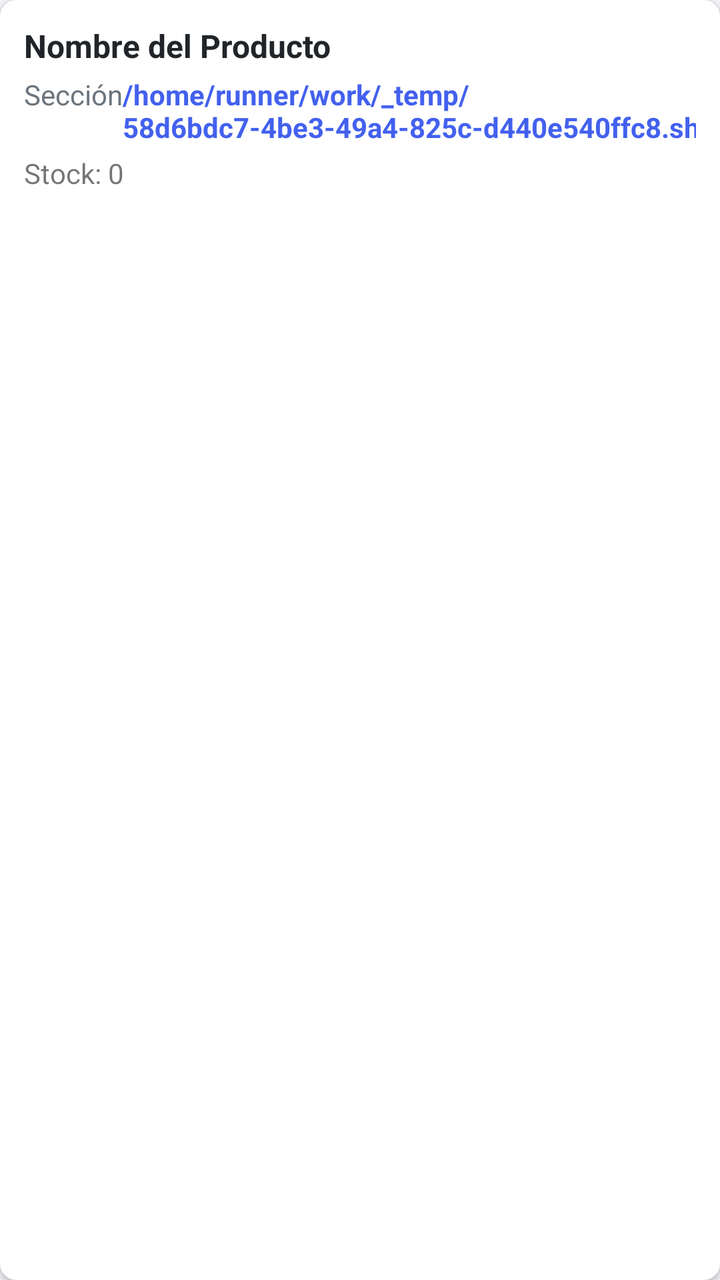
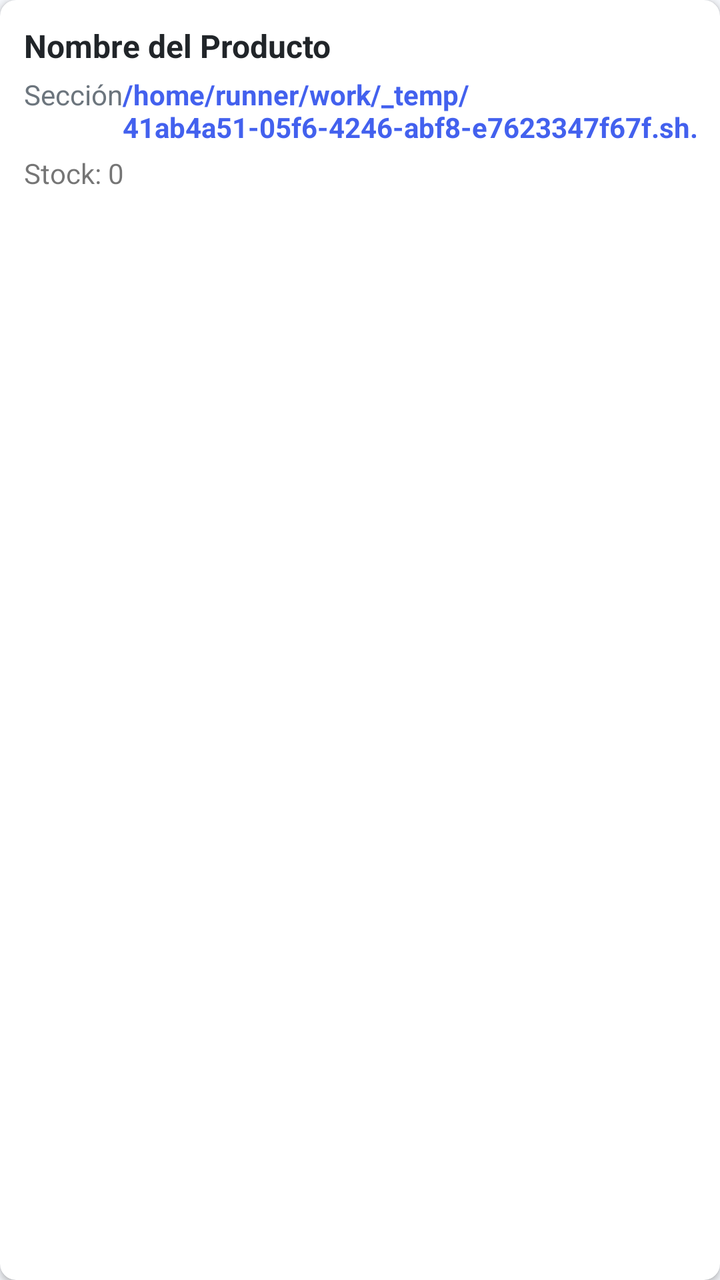

Before-and-after screenshots of an Android layout around one commit, followed by the original layout XML and the change that was made.
<!-- AndroidManifest.xml: application theme Theme.OmniVentas -->
<!-- res/layout/item_producto.xml -->
<?xml version="1.0" encoding="utf-8"?>
<androidx.cardview.widget.CardView xmlns:android="http://schemas.android.com/apk/res/android"
    xmlns:app="http://schemas.android.com/apk/res-auto"
    android:layout_width="match_parent"
    android:layout_height="wrap_content"
    android:layout_marginBottom="8dp"
    app:cardCornerRadius="8dp"
    app:cardElevation="2dp">
    <LinearLayout
        android:layout_width="match_parent"
        android:layout_height="wrap_content"
        android:orientation="vertical"
        android:padding="12dp">
        <TextView
            android:id="@+id/tv_nombre"
            android:layout_width="match_parent"
            android:layout_height="wrap_content"
            android:text="Nombre del Producto"
            android:textSize="16sp"
            android:textStyle="bold"
            android:textColor="@color/dark" />
        <LinearLayout
            android:layout_width="match_parent"
            android:layout_height="wrap_content"
            android:orientation="horizontal"
            android:layout_marginTop="4dp">
            <TextView
                android:id="@+id/tv_seccion"
                android:layout_width="0dp"
                android:layout_height="wrap_content"
                android:layout_weight="1"
                android:text="Sección"
                android:textSize="14sp"
                android:textColor="@color/gray" />
            <TextView
                android:id="@+id/tv_precio"
                android:layout_width="wrap_content"
                android:layout_height="wrap_content"
                android:text="/home/runner/work/_temp/58d6bdc7-4be3-49a4-825c-d440e540ffc8.sh.00"
                android:textSize="14sp"
                android:textColor="@color/primary"
                android:textStyle="bold" />
        </LinearLayout>
        <TextView
            android:id="@+id/tv_stock"
            android:layout_width="wrap_content"
            android:layout_height="wrap_content"
            android:text="Stock: 0"
            android:textSize="14sp"
            android:layout_marginTop="4dp" />
    </LinearLayout>
</androidx.cardview.widget.CardView>
<!-- resources referenced by this layout -->
<resources>
  <color name="dark">#212529</color>
  <color name="gray">#6C757D</color>
  <color name="primary">#4361EE</color>
  <style name="Theme.OmniVentas" parent="Theme.MaterialComponents.DayNight.NoActionBar">
          <item name="colorPrimary">@color/primary</item>
          <item name="colorPrimaryVariant">@color/primary_dark</item>
          <item name="colorOnPrimary">@color/white</item>
          <item name="colorSecondary">@color/secondary</item>
          <item name="colorOnSecondary">@color/white</item>
          <item name="android:statusBarColor">@color/primary</item>
          <item name="android:windowBackground">@color/light_gray</item>
      </style>
  <color name="primary_dark">#3A56D4</color>
  <color name="white">#FFFFFF</color>
  <color name="secondary">#3F37C9</color>
  <color name="light_gray">#F5F7FB</color>
</resources>

<!-- the commit's change to res/layout/item_producto.xml (unified diff, before → after) -->
@@ -36,7 +36,7 @@
                 android:id="@+id/tv_precio"
                 android:layout_width="wrap_content"
                 android:layout_height="wrap_content"
-                android:text="/home/runner/work/_temp/58d6bdc7-4be3-49a4-825c-d440e540ffc8.sh.00"
+                android:text="/home/runner/work/_temp/41ab4a51-05f6-4246-abf8-e7623347f67f.sh.00"
                 android:textSize="14sp"
                 android:textColor="@color/primary"
                 android:textStyle="bold" />
